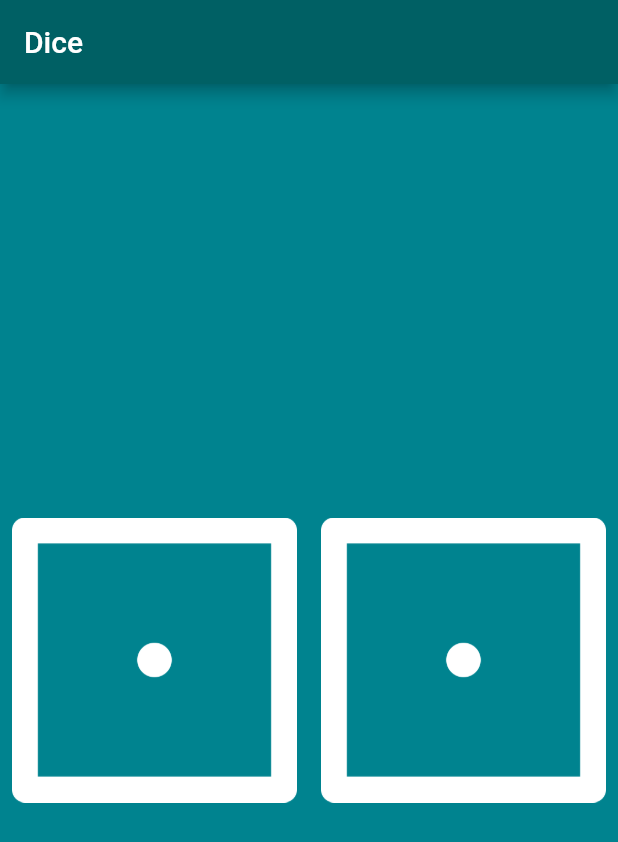
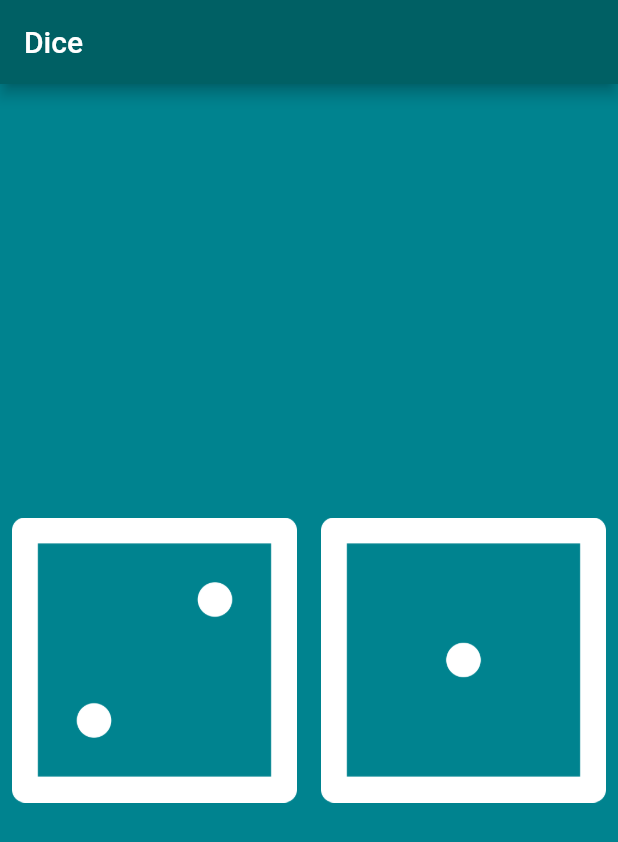
Before and after one commit to ParimSsme/flutter_dice, a Flutter app: the screen it shows after launch, on a phone screen of 412 x 824 dp. Shown: the top 842 px of the screen. Run offline on Flutter 3.47's test engine with Material 2 defaults, Android fonts, the phone set to English and light mode, and no system bars.

Commit message:
complete design of app

```diff
--- a/lib/main.dart
+++ b/lib/main.dart
@@ -15,18 +15,25 @@ void main() {
   );
 }
 
-class DicePage extends StatelessWidget {
-  const DicePage({super.key});
+class DicePage extends StatefulWidget {
+
+  @override
+  State<DicePage> createState() => _DicePageState();
+}
+
+class _DicePageState extends State<DicePage> {
+  int leftDiceNumber = 2;
 
   @override
   Widget build(BuildContext context) {
+
     return Center(
       child: Row(
         children: [
           Expanded(
             child: TextButton(
               onPressed: (){},
-              child: Image.asset('images/dice1.png'),
+              child: Image.asset('images/dice$leftDiceNumber.png'),
             ),
           ),
           Expanded(
```
